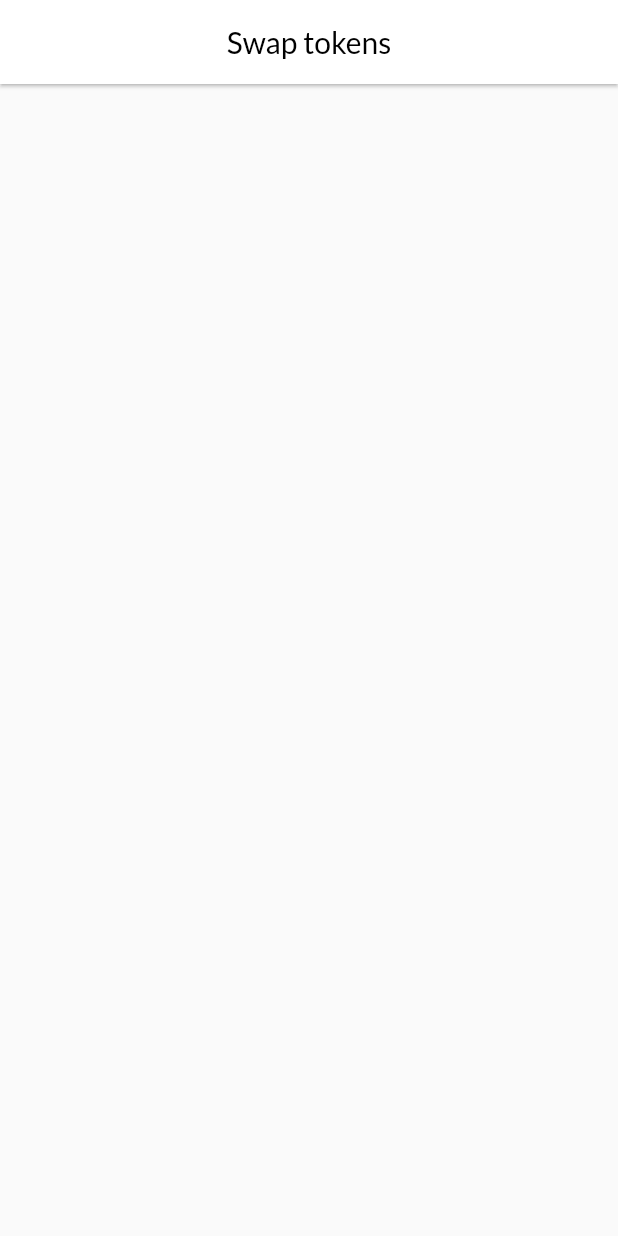
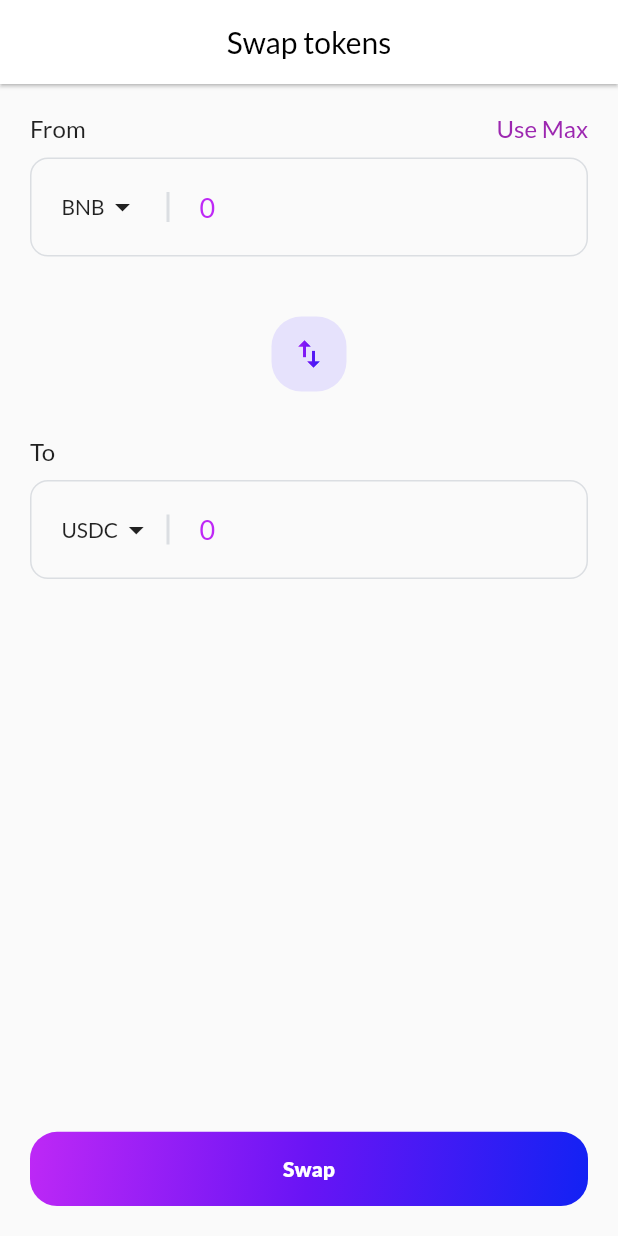
Before and after one commit to Mobioxy/crypto-wallet-app, a Flutter app: the SwapTokenPage screen opened directly, on a phone screen of 412 x 824 dp. Run offline on Flutter 3.47's test engine with Material 2 defaults, Android fonts, the phone set to English and light mode, and no system bars; our stand-ins replace flutter_riverpod, google_fonts, loading_indicator.

Commit message:
Added Swap Screen

```diff
--- a/lib/core/colors.dart
+++ b/lib/core/colors.dart
@@ -8,4 +8,6 @@ const Color thirdColor = Color.fromRGBO(18, 34, 244, 1);
 
 const Color lightGreyColor = Color.fromRGBO(219, 222, 226, 1);
 
+const Color lightBackgroundColor = Color(0xffe6e2fc);
+
 const Color errorText = Colors.red;
--- a/lib/core/routes.dart
+++ b/lib/core/routes.dart
@@ -2,6 +2,7 @@ import 'package:crypto_wallet_app/main.dart';
 import 'package:crypto_wallet_app/screens/authentication%20screens/login_screen.dart';
 import 'package:crypto_wallet_app/screens/authentication%20screens/signup_screen.dart';
 import 'package:crypto_wallet_app/screens/home%20screens/home_screen.dart';
+import 'package:crypto_wallet_app/screens/home%20screens/swap_confirmation_screen.dart';
 import 'package:crypto_wallet_app/screens/home%20screens/widgets/scanQRcodeWidget.dart';
 import 'package:crypto_wallet_app/screens/import_token/import_token_screen.dart';
 import 'package:crypto_wallet_app/screens/transaction_send/transaction_send_to_screen.dart';
@@ -67,6 +68,10 @@ class AppRouter {
         return MaterialPageRoute(
           builder: (_) => const ImportTokenScreen(),
         );
+      case SwapConfirmationScreen.id:
+        return MaterialPageRoute(
+          builder: (_) => const SwapConfirmationScreen(),
+        );
 
       default:
         return _errorRoute();
--- /dev/null
+++ b/lib/dummy_data/tokens.dart
@@ -0,0 +1,46 @@
+import 'package:crypto_wallet_app/model/token.dart';
+
+List<Token> dummyToken = [
+  Token(
+    id: 1,
+    name: 'Binance Coin',
+    price: '4.66',
+    priceInDollor: '\$ 19,2600',
+    symbol: 'BNB',
+  ),
+  Token(
+    id: 2,
+    name: 'USD Coin',
+    price: '289.56',
+    priceInDollor: '\$ 2590.6',
+    symbol: 'USDC',
+  ),
+  Token(
+    id: 3,
+    name: 'Syntheix',
+    price: '3.5567',
+    priceInDollor: '\$ 2590.6',
+    symbol: 'SNX',
+  ),
+  Token(
+    id: 4,
+    name: 'Binance Coin',
+    price: '4.66',
+    priceInDollor: '\$ 19,2600',
+    symbol: 'BNB',
+  ),
+  Token(
+    id: 5,
+    name: 'USD Coin',
+    price: '289.56',
+    priceInDollor: '\$ 2590.6',
+    symbol: 'USDC',
+  ),
+  Token(
+    id: 6,
+    name: 'Syntheix',
+    price: '3.5567',
+    priceInDollor: '\$ 2590.6',
+    symbol: 'SNX',
+  ),
+];
--- /dev/null
+++ b/lib/model/token.dart
@@ -0,0 +1,15 @@
+class Token {
+  final int id;
+  final String name;
+  final String symbol;
+  final String price;
+  final String priceInDollor;
+
+  Token({
+    required this.id,
+    required this.name,
+    required this.symbol,
+    required this.price,
+    required this.priceInDollor,
+  });
+}
--- a/lib/screens/home screens/swap_token_screen.dart
+++ b/lib/screens/home screens/swap_token_screen.dart
@@ -1,10 +1,21 @@
+import 'package:crypto_wallet_app/common_widgets/gradient_button.dart';
+import 'package:crypto_wallet_app/common_widgets/gradient_text.dart';
+import 'package:crypto_wallet_app/core/colors.dart';
+import 'package:crypto_wallet_app/core/extension.dart';
+import 'package:crypto_wallet_app/dummy_data/tokens.dart';
+import 'package:crypto_wallet_app/screens/home%20screens/provider/swap_tokens_provider.dart';
+import 'package:crypto_wallet_app/screens/home%20screens/swap_confirmation_screen.dart';
+import 'package:crypto_wallet_app/screens/home%20screens/widgets/swap_token_container.dart';
 import 'package:flutter/material.dart';
+import 'package:flutter_riverpod/flutter_riverpod.dart';
 
-class SwapTokenPage extends StatelessWidget {
+class SwapTokenPage extends ConsumerWidget {
   const SwapTokenPage({Key? key}) : super(key: key);
 
   @override
-  Widget build(BuildContext context) {
+  Widget build(BuildContext context, WidgetRef ref) {
+    final provider = ref.watch(swapTokenProvider);
+
     return Scaffold(
       appBar: AppBar(
         elevation: 1,
@@ -18,7 +29,79 @@ class SwapTokenPage extends StatelessWidget {
           ),
         ),
       ),
-      body: Container(),
+      body: Padding(
+        padding: const EdgeInsets.symmetric(
+          horizontal: 20,
+          vertical: 20,
+        ),
+        child: Column(
+          children: [
+            Row(
+              mainAxisAlignment: MainAxisAlignment.spaceBetween,
+              children: [
+                const Text(
+                  'From',
+                  style: TextStyle(
+                    fontSize: 16,
+                    fontWeight: FontWeight.w500,
+                  ),
+                ),
+                GradientText(
+                  text: 'Use Max',
+                  showGradient: true,
+                ),
+              ],
+            ),
+            const SizedBox(height: 10),
+            SwapTokenContainer(
+              tokenList: dummyToken,
+              selectedToken: provider.selectedFromToken,
+              onChangeToken: provider.setFromSelectedToken,
+            ),
+            const SizedBox(height: 40),
+            Container(
+              height: 50,
+              width: 50,
+              decoration: BoxDecoration(
+                color: lightBackgroundColor,
+                borderRadius: BorderRadius.circular(20),
+              ),
+              child: Center(
+                child: const Icon(
+                  Icons.swap_vert,
+                  color: lightBackgroundColor,
+                ).toGradient(),
+              ),
+            ),
+            const SizedBox(height: 30),
+            Row(
+              mainAxisAlignment: MainAxisAlignment.spaceBetween,
+              children: const [
+                Text(
+                  'To',
+                  style: TextStyle(
+                    fontSize: 16,
+                    fontWeight: FontWeight.w500,
+                  ),
+                ),
+              ],
+            ),
+            const SizedBox(height: 10),
+            SwapTokenContainer(
+              tokenList: dummyToken,
+              selectedToken: provider.selectedToToken,
+              onChangeToken: provider.setFromSelectedToken,
+            ),
+            const Spacer(),
+            GradientButton(
+              title: 'Swap',
+              onTap: () {
+                Navigator.of(context).pushNamed(SwapConfirmationScreen.id);
+              },
+            )
+          ],
+        ),
+      ),
     );
   }
 }
--- /dev/null
+++ b/lib/screens/home screens/widgets/swap_token_container.dart
@@ -0,0 +1,217 @@
+import 'package:crypto_wallet_app/common_widgets/gradient_text.dart';
+import 'package:crypto_wallet_app/core/colors.dart';
+import 'package:crypto_wallet_app/model/token.dart';
+import 'package:flutter/material.dart';
+
+class SwapTokenContainer extends StatelessWidget {
+  final List<Token> tokenList;
+  final Token selectedToken;
+  final Function onChangeToken;
+
+  const SwapTokenContainer({
+    Key? key,
+    required this.tokenList,
+    required this.selectedToken,
+    required this.onChangeToken,
+  }) : super(key: key);
+
+  @override
+  Widget build(BuildContext context) {
+    return Container(
+      padding: const EdgeInsets.symmetric(
+        horizontal: 20,
+        vertical: 8,
+      ),
+      decoration: BoxDecoration(
+          border: Border.all(color: lightGreyColor),
+          borderRadius: BorderRadius.circular(12)),
+      child: Row(
+        children: [
+          GestureDetector(
+            onTap: () {
+              showModalBottomSheet(
+                context: context,
+                isScrollControlled: true,
+                backgroundColor: Colors.transparent,
+                builder: (_) {
+                  return SelectTokenBottomSheet(
+                    tokenList: tokenList,
+                    selectedToken: selectedToken,
+                    onChangeToken: onChangeToken,
+                  );
+                },
+              );
+            },
+            child: SizedBox(
+              width: 70,
+              child: Row(
+                children: [
+                  Text(selectedToken.symbol),
+                  const Icon(Icons.arrow_drop_down),
+                ],
+              ),
+            ),
+          ),
+          Container(
+            margin: const EdgeInsets.only(right: 20),
+            height: 20,
+            width: 2,
+            color: lightGreyColor,
+          ),
+          Expanded(
+            child: TextFormField(
+              style: const TextStyle(
+                fontSize: 18.0,
+                color: primaryColor,
+              ),
+              controller: TextEditingController(),
+              decoration: const InputDecoration(
+                contentPadding: EdgeInsets.symmetric(
+                  horizontal: 0,
+                  vertical: 0,
+                ),
+                hintStyle: TextStyle(fontSize: 18.0, color: primaryColor),
+                hintText: '0',
+                border: InputBorder.none,
+                focusedBorder: InputBorder.none,
+                enabledBorder: InputBorder.none,
+                focusedErrorBorder: InputBorder.none,
+                errorBorder: InputBorder.none,
+              ),
+            ),
+          )
+        ],
+      ),
+    );
+  }
+}
+
+class SelectTokenBottomSheet extends StatelessWidget {
+  final List<Token> tokenList;
+  final Token selectedToken;
+  final Function onChangeToken;
+
+  const SelectTokenBottomSheet({
+    Key? key,
+    required this.tokenList,
+    required this.selectedToken,
+    required this.onChangeToken,
+  }) : super(key: key);
+
+  Widget makeDismissible({
+    required Widget child,
+    required BuildContext context,
+  }) {
+    return GestureDetector(
+      behavior: HitTestBehavior.opaque,
+      onTap: () => Navigator.of(context).pop(),
+      child: GestureDetector(
+        onTap: () {},
+        child: child,
+      ),
+    );
+  }
+
+  @override
+  Widget build(BuildContext context) {
+    return makeDismissible(
+      context: context,
+      child: DraggableScrollableSheet(
+        maxChildSize: 0.6,
+        minChildSize: 0.2,
+        builder: (_, controller) {
+          return Container(
+            padding: const EdgeInsets.all(24),
+            decoration: const BoxDecoration(
+              color: Colors.white,
+              borderRadius: BorderRadius.vertical(
+                top: Radius.circular(20),
+              ),
+            ),
+            child: Column(
+              children: [
+                GradientText(text: 'Token', showGradient: true),
+                const SizedBox(height: 20),
+                Expanded(
+                  child: ListView.builder(
+                    itemCount: tokenList.length,
+                    itemBuilder: (context, index) {
+                      return TokenContainer(
+                        token: tokenList[index],
+                        isSelected: selectedToken.id == tokenList[index].id,
+                        onChange: onChangeToken,
+                      );
+                    },
+                  ),
+                ),
+              ],
+            ),
+          );
+        },
+      ),
+    );
+  }
+}
+
+class TokenContainer extends StatelessWidget {
+  final Token token;
+  final bool isSelected;
+  final Function onChange;
+
+  const TokenContainer({
+    Key? key,
+    required this.token,
+    required this.isSelected,
+    required this.onChange,
+  }) : super(key: key);
+
+  @override
+  Widget build(BuildContext context) {
+    return GestureDetector(
+      onTap: () {
+        onChange(token);
+      },
+      child: Container(
+        padding: const EdgeInsets.symmetric(horizontal: 20, vertical: 10),
+        margin: const EdgeInsets.only(bottom: 10),
+        decoration: BoxDecoration(
+          border: Border.all(
+            color: isSelected ? primaryColor : lightGreyColor,
+            width: 2,
+          ),
+          borderRadius: BorderRadius.circular(14),
+        ),
+        child: Row(
+          mainAxisAlignment: MainAxisAlignment.spaceBetween,
+          children: [
+            Column(
+              mainAxisAlignment: MainAxisAlignment.start,
+              children: [
+                Text(
+                  token.name,
+                  style: const TextStyle(
+                    fontWeight: FontWeight.w600,
+                  ),
+                ),
+                const SizedBox(height: 20),
+              ],
+            ),
+            Column(
+              crossAxisAlignment: CrossAxisAlignment.end,
+              children: [
+                Text(
+                  '${token.price} ${token.symbol}',
+                  style: const TextStyle(
+                    fontWeight: FontWeight.w600,
+                  ),
+                ),
+                const SizedBox(height: 10),
+                Text(token.priceInDollor),
+              ],
+            ),
+          ],
+        ),
+      ),
+    );
+  }
+}
```
Also changed, not shown: lib/screens/home screens/provider/home_screen_provider.dart (added, +15 -0 lines), lib/screens/home screens/provider/swap_tokens_provider.dart (added, +33 -0 lines), lib/screens/home screens/swap_confirmation_screen.dart (added, +144 -0 lines), 1 other file.
